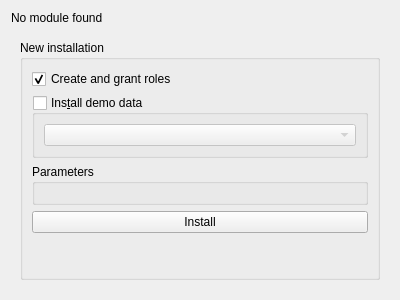
This is oqtopus/ui/module_widget.ui in ponceta/oqtopus as Qt 5 draws it before an edit. The edited form follows.
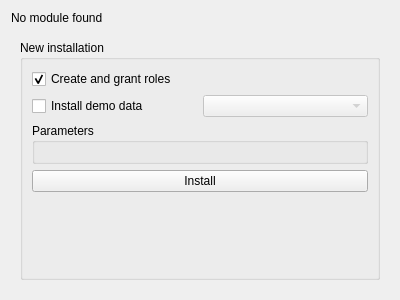
This is the edited form. The open tabs and pages were chosen to show the change. Custom widgets are drawn as their Qt base class.

Commit message: fix demo data install (#23)

What changed in the file:
```diff
--- a/oqtopus/ui/module_widget.ui
+++ b/oqtopus/ui/module_widget.ui
@@ -48,22 +48,22 @@
            </widget>
           </item>
           <item>
-           <widget class="QGroupBox" name="db_demoData_groupBox">
-            <property name="title">
-             <string>Ins&amp;tall demo data</string>
-            </property>
-            <property name="checkable">
-             <bool>true</bool>
-            </property>
-            <property name="checked">
+           <layout class="QHBoxLayout" name="horizontalLayout">
+            <item>
+             <widget class="QCheckBox" name="db_demoData_checkBox">
+              <property name="text">
+               <string>Install demo data</string>
+              </property>
+             </widget>
+            </item>
+            <item>
+             <widget class="QComboBox" name="db_demoData_comboBox">
+              <property name="enabled">
              <bool>false</bool>
             </property>
-            <layout class="QGridLayout" name="gridLayout_12">
-             <item row="0" column="0">
-              <widget class="QComboBox" name="db_demoData_comboBox"/>
-             </item>
-            </layout>
-           </widget>
+             </widget>
+            </item>
+           </layout>
           </item>
           <item>
            <widget class="ParametersGroupBox" name="parameters_groupbox">
```
Left out of the diff: 7 changed lines with no effect on the pictures. Lines whose indentation alone changed are shown as unchanged. The commit also changes 2 other files.
